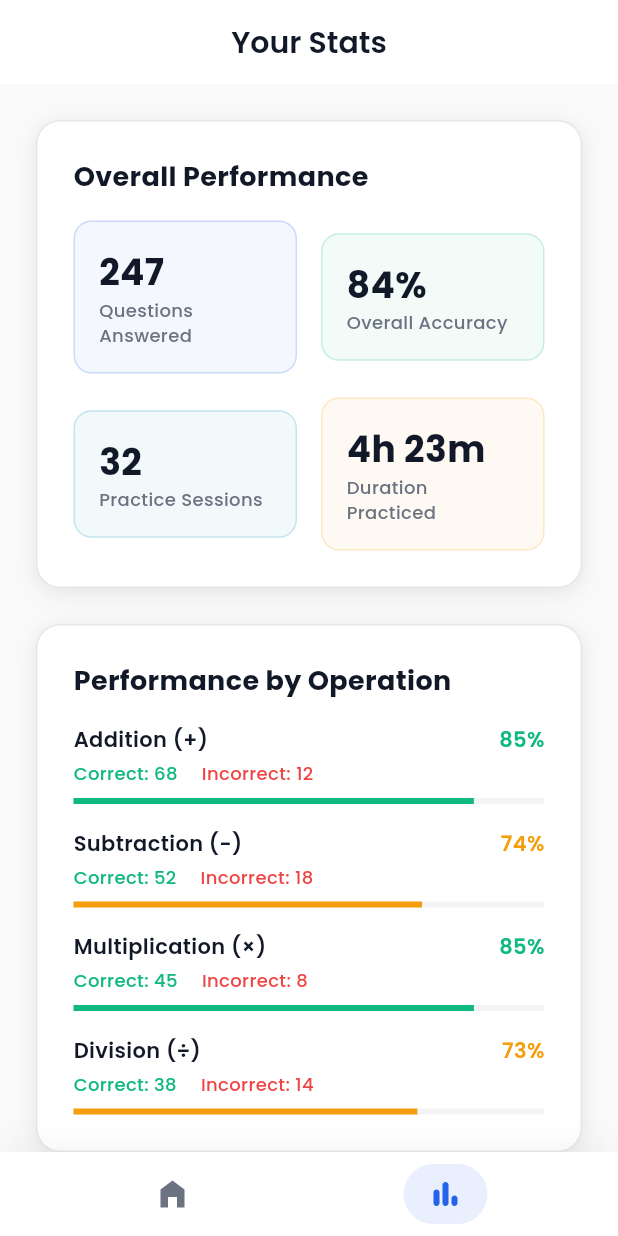
After one commit to prime-infinity/numeracy_app, a Flutter app: the Stats screen opened by its route, on a phone screen of 412 x 824 dp. The commit adds this screen. Run offline on Flutter 3.47's test engine with Material 3 defaults, Android fonts, the phone set to English and light mode, and no system bars; our stand-ins replace flutter_riverpod, go_router, google_fonts, riverpod_annotation; generated files the repository leaves out were written again.

Commit message:
added bottom nav bar with stats page

```diff
--- a/lib/main.dart
+++ b/lib/main.dart
@@ -5,6 +5,8 @@ import 'package:numeracy_app/models/operation.dart';
 import 'package:numeracy_app/screens/home/home.dart';
 import 'package:numeracy_app/screens/questions/question.dart';
 import 'package:numeracy_app/screens/splash/splash_screen.dart';
+import 'package:numeracy_app/screens/stats/stats.dart';
+import 'package:numeracy_app/screens/layout/main_layout.dart';
 import 'package:numeracy_app/theme.dart';
 
 void main() {
@@ -27,38 +29,48 @@ class MyApp extends StatelessWidget {
         builder: (context, state) => const SplashScreen(),
       ),
 
+      // Main Layout with Bottom Navigation
+      ShellRoute(
+        builder: (context, state, child) => MainLayout(child: child),
+        routes: [
           // Home Route
           GoRoute(
             path: '/home',
             builder: (context, state) => const Home(),
-        routes: [
+          ),
+
+          // Stats Route
           GoRoute(
-            path: 'questions',
+            path: '/stats',
+            builder: (context, state) => const Stats(),
+          ),
+        ],
+      ),
+
+      // Questions Route (outside of main layout)
+      GoRoute(
+        path: '/questions',
         builder: (context, state) {
           final range = state.uri.queryParameters['range'] ?? 'b';
           final operationsParam = state.uri.queryParameters['operations'];
 
           List<Operation> operations;
           if (operationsParam != null && operationsParam.isNotEmpty) {
-                // The operations are expected as a comma-separated list (e.g., "addition,subtraction")
             operations = operationsParam
                 .split(',')
                 .map((op) => OperationExtension.fromString(op))
                 .toList();
           } else {
-                // If no operations are provided, use all available operations.
             operations = Operation.values;
           }
 
           return Question(range: range, operations: operations);
         },
       ),
-        ],
-      ),
 
-      // Direct Questions Route (for navigation from splash)
+      // Nested Questions Route from Home
       GoRoute(
-        path: '/questions',
+        path: '/home/questions',
         builder: (context, state) {
           final range = state.uri.queryParameters['range'] ?? 'b';
           final operationsParam = state.uri.queryParameters['operations'];
--- /dev/null
+++ b/lib/screens/layout/main_layout.dart
@@ -0,0 +1,113 @@
+import 'package:flutter/material.dart';
+import 'package:go_router/go_router.dart';
+import 'package:numeracy_app/theme.dart';
+
+class MainLayout extends StatelessWidget {
+  final Widget child;
+
+  const MainLayout({super.key, required this.child});
+
+  int _getCurrentIndex(BuildContext context) {
+    final location = GoRouterState.of(context).uri.toString();
+    if (location.startsWith('/home')) return 0;
+    if (location.startsWith('/stats')) return 1;
+    return 0;
+  }
+
+  void _onTabTapped(BuildContext context, int index) {
+    switch (index) {
+      case 0:
+        context.go('/home');
+        break;
+      case 1:
+        context.go('/stats');
+        break;
+    }
+  }
+
+  @override
+  Widget build(BuildContext context) {
+    return Scaffold(
+      body: child,
+      bottomNavigationBar: Container(
+        decoration: BoxDecoration(
+          color: AppColors.surface,
+          boxShadow: [
+            BoxShadow(
+              color: Colors.black.withOpacity(0.05),
+              blurRadius: 20,
+              offset: const Offset(0, -2),
+            ),
+          ],
+        ),
+        child: SafeArea(
+          child: Padding(
+            padding: EdgeInsets.symmetric(
+              horizontal: AppDimensions.spacingL,
+              vertical: AppDimensions.spacingS,
+            ),
+            child: Row(
+              mainAxisAlignment: MainAxisAlignment.spaceAround,
+              children: [
+                _buildNavItem(
+                  context,
+                  index: 0,
+                  icon: Icons.home_filled,
+                  isSelected: _getCurrentIndex(context) == 0,
+                ),
+                _buildNavItem(
+                  context,
+                  index: 1,
+                  icon: Icons.bar_chart_rounded,
+                  isSelected: _getCurrentIndex(context) == 1,
+                ),
+              ],
+            ),
+          ),
+        ),
+      ),
+    );
+  }
+
+  Widget _buildNavItem(
+    BuildContext context, {
+    required int index,
+    required IconData icon,
+    required bool isSelected,
+  }) {
+    return GestureDetector(
+      onTap: () => _onTabTapped(context, index),
+      behavior: HitTestBehavior.opaque,
+      child: AnimatedContainer(
+        duration: const Duration(milliseconds: 200),
+        curve: Curves.easeInOut,
+        padding: EdgeInsets.symmetric(
+          horizontal: AppDimensions.spacingM,
+          vertical: AppDimensions.spacingS,
+        ),
+        decoration: BoxDecoration(
+          color: isSelected
+              ? AppColors.primaryColor.withOpacity(0.1)
+              : Colors.transparent,
+          borderRadius: BorderRadius.circular(AppDimensions.chipRadius),
+        ),
+        child: Column(
+          mainAxisSize: MainAxisSize.min,
+          children: [
+            AnimatedContainer(
+              duration: const Duration(milliseconds: 200),
+              curve: Curves.easeInOut,
+              child: Icon(
+                icon,
+                size: 24,
+                color: isSelected
+                    ? AppColors.primaryColor
+                    : AppColors.textSecondary,
+              ),
+            ),
+          ],
+        ),
+      ),
+    );
+  }
+}
--- /dev/null
+++ b/lib/screens/stats/stats.dart
@@ -0,0 +1,486 @@
+import 'package:flutter/material.dart';
+import 'package:google_fonts/google_fonts.dart';
+import 'package:numeracy_app/theme.dart';
+
+class Stats extends StatelessWidget {
+  const Stats({super.key});
+
+  @override
+  Widget build(BuildContext context) {
+    return Scaffold(
+      backgroundColor: AppColors.background,
+      appBar: AppBar(
+        backgroundColor: AppColors.surface,
+        foregroundColor: AppColors.textPrimary,
+        elevation: 0,
+        centerTitle: true,
+        automaticallyImplyLeading: false,
+        title: Text(
+          'Your Stats',
+          style: GoogleFonts.poppins(
+            fontSize: 20,
+            fontWeight: FontWeight.w600,
+            color: AppColors.textPrimary,
+          ),
+        ),
+      ),
+      body: SafeArea(
+        child: SingleChildScrollView(
+          child: Padding(
+            padding: EdgeInsets.all(AppDimensions.spacingL),
+            child: Column(
+              crossAxisAlignment: CrossAxisAlignment.start,
+              children: [
+                // Overall Stats Section
+                _buildOverallStatsSection(),
+                SizedBox(height: AppDimensions.spacingL),
+
+                // Performance by Operation Section
+                _buildOperationStatsSection(),
+                SizedBox(height: AppDimensions.spacingL),
+
+                // Achievement Section
+                _buildAchievementSection(),
+              ],
+            ),
+          ),
+        ),
+      ),
+    );
+  }
+
+  Widget _buildOverallStatsSection() {
+    return Container(
+      padding: EdgeInsets.all(AppDimensions.spacingL),
+      decoration: BoxDecoration(
+        color: AppColors.surface,
+        borderRadius: BorderRadius.circular(AppDimensions.cardRadius),
+        border: Border.all(
+          color: AppColors.borderColor,
+          width: 1,
+        ),
+        boxShadow: AppShadows.cardShadow,
+      ),
+      child: Column(
+        crossAxisAlignment: CrossAxisAlignment.start,
+        children: [
+          Text(
+            'Overall Performance',
+            style: GoogleFonts.poppins(
+              fontSize: 18,
+              fontWeight: FontWeight.bold,
+              color: AppColors.textPrimary,
+            ),
+          ),
+          SizedBox(height: AppDimensions.spacingM),
+          Row(
+            children: [
+              Expanded(
+                child: _buildStatCard(
+                  title: 'Questions Answered',
+                  value: '247',
+                  color: AppColors.primaryColor,
+                ),
+              ),
+              SizedBox(width: AppDimensions.spacingM),
+              Expanded(
+                child: _buildStatCard(
+                  title: 'Overall Accuracy',
+                  value: '84%',
+                  color: AppColors.successColor,
+                ),
+              ),
+            ],
+          ),
+          SizedBox(height: AppDimensions.spacingM),
+          Row(
+            children: [
+              Expanded(
+                child: _buildStatCard(
+                  title: 'Practice Sessions',
+                  value: '32',
+                  color: AppColors.secondaryColor,
+                ),
+              ),
+              SizedBox(width: AppDimensions.spacingM),
+              Expanded(
+                child: _buildStatCard(
+                  title: 'Duration Practiced',
+                  value: '4h 23m',
+                  color: AppColors.warningColor,
+                ),
+              ),
+            ],
+          ),
+        ],
+      ),
+    );
+  }
+
+  Widget _buildOperationStatsSection() {
+    return Container(
+      padding: EdgeInsets.all(AppDimensions.spacingL),
+      decoration: BoxDecoration(
+        color: AppColors.surface,
+        borderRadius: BorderRadius.circular(AppDimensions.cardRadius),
+        border: Border.all(
+          color: AppColors.borderColor,
+          width: 1,
+        ),
+        boxShadow: AppShadows.cardShadow,
+      ),
+      child: Column(
+        crossAxisAlignment: CrossAxisAlignment.start,
+        children: [
+          Text(
+            'Performance by Operation',
+            style: GoogleFonts.poppins(
+              fontSize: 18,
+              fontWeight: FontWeight.bold,
+              color: AppColors.textPrimary,
+            ),
+          ),
+          SizedBox(height: AppDimensions.spacingM),
+          _buildOperationStat(
+            operation: 'Addition (+)',
+            correct: 68,
+            incorrect: 12,
+            accuracy: 85,
+          ),
+          SizedBox(height: AppDimensions.spacingM),
+          _buildOperationStat(
+            operation: 'Subtraction (-)',
+            correct: 52,
+            incorrect: 18,
+            accuracy: 74,
+          ),
+          SizedBox(height: AppDimensions.spacingM),
+          _buildOperationStat(
+            operation: 'Multiplication (×)',
+            correct: 45,
+            incorrect: 8,
+            accuracy: 85,
+          ),
+          SizedBox(height: AppDimensions.spacingM),
+          _buildOperationStat(
+            operation: 'Division (÷)',
+            correct: 38,
+            incorrect: 14,
+            accuracy: 73,
+          ),
+        ],
+      ),
+    );
+  }
+
+  Widget _buildAchievementSection() {
+    return Container(
+      padding: EdgeInsets.all(AppDimensions.spacingL),
+      decoration: BoxDecoration(
+        color: AppColors.surface,
+        borderRadius: BorderRadius.circular(AppDimensions.cardRadius),
+        border: Border.all(
+          color: AppColors.borderColor,
+          width: 1,
+        ),
+        boxShadow: AppShadows.cardShadow,
+      ),
+      child: Column(
+        crossAxisAlignment: CrossAxisAlignment.start,
+        children: [
+          Text(
+            'Achievements',
+            style: GoogleFonts.poppins(
+              fontSize: 18,
+              fontWeight: FontWeight.bold,
+              color: AppColors.textPrimary,
+            ),
+          ),
+          SizedBox(height: AppDimensions.spacingM),
+          Row(
+            children: [
+              Expanded(
+                child: _buildAchievementBadge(
+                  title: 'Perfect Score',
+                  subtitle: 'Got 100% in a session',
+                  icon: Icons.emoji_events_rounded,
+                  color: AppColors.warningColor,
+                  earned: true,
+                ),
+              ),
+              SizedBox(width: AppDimensions.spacingM),
+              Expanded(
+                child: _buildAchievementBadge(
+                  title: 'Speed Master',
+                  subtitle: 'Answer 10 questions in 1 minute',
+                  icon: Icons.flash_on_rounded,
+                  color: AppColors.secondaryColor,
+                  earned: true,
+                ),
+              ),
+            ],
+          ),
+          SizedBox(height: AppDimensions.spacingM),
+          Row(
+            children: [
+              Expanded(
+                child: _buildAchievementBadge(
+                  title: 'Consistency',
+                  subtitle: 'Practice 7 days in a row',
+                  icon: Icons.calendar_today_rounded,
+                  color: AppColors.successColor,
+                  earned: false,
+                ),
+              ),
+              SizedBox(width: AppDimensions.spacingM),
+              Expanded(
+                child: _buildAchievementBadge(
+                  title: 'Math Wizard',
+                  subtitle: 'Answer 500 questions correctly',
+                  icon: Icons.auto_awesome_rounded,
+                  color: AppColors.primaryColor,
+                  earned: false,
+                ),
+              ),
+            ],
+          ),
+        ],
+      ),
+    );
+  }
+
+  Widget _buildStatCard({
+    required String title,
+    required String value,
+    required Color color,
+  }) {
+    return Container(
+      padding: EdgeInsets.all(AppDimensions.spacingM),
+      decoration: BoxDecoration(
+        color: color.withOpacity(0.05),
+        borderRadius: BorderRadius.circular(AppDimensions.containerRadius),
+        border: Border.all(
+          color: color.withOpacity(0.2),
+          width: 1,
+        ),
+      ),
+      child: Column(
+        crossAxisAlignment: CrossAxisAlignment.start,
+        children: [
+          Text(
+            value,
+            style: GoogleFonts.poppins(
+              fontSize: 24,
+              fontWeight: FontWeight.bold,
+              color: AppColors.textPrimary,
+            ),
+          ),
+          Text(
+            title,
+            style: GoogleFonts.poppins(
+              fontSize: 12,
+              fontWeight: FontWeight.w500,
+              color: AppColors.textSecondary,
+            ),
+          ),
+        ],
+      ),
+    );
+  }
+
+  Widget _buildOperationStat({
+    required String operation,
+    required int correct,
+    required int incorrect,
+    required int accuracy,
+  }) {
+    return Column(
+      crossAxisAlignment: CrossAxisAlignment.start,
+      children: [
+        Row(
+          mainAxisAlignment: MainAxisAlignment.spaceBetween,
+          children: [
+            Text(
+              operation,
+              style: GoogleFonts.poppins(
+                fontSize: 14,
+                fontWeight: FontWeight.w600,
+                color: AppColors.textPrimary,
+              ),
+            ),
+            Text(
+              '$accuracy%',
+              style: GoogleFonts.poppins(
+                fontSize: 14,
+                fontWeight: FontWeight.w600,
+                color: accuracy >= 80
+                    ? AppColors.successColor
+                    : accuracy >= 60
+                        ? AppColors.warningColor
+                        : AppColors.errorColor,
+              ),
+            ),
+          ],
+        ),
+        SizedBox(height: AppDimensions.spacingXS),
+        Row(
+          children: [
+            Text(
+              'Correct: $correct',
+              style: GoogleFonts.poppins(
+                fontSize: 12,
+                fontWeight: FontWeight.w500,
+                color: AppColors.successColor,
+              ),
+            ),
+            SizedBox(width: AppDimensions.spacingM),
+            Text(
+              'Incorrect: $incorrect',
+              style: GoogleFonts.poppins(
+                fontSize: 12,
+                fontWeight: FontWeight.w500,
+                color: AppColors.errorColor,
+              ),
+            ),
+          ],
+        ),
+        SizedBox(height: AppDimensions.spacingS),
+        LinearProgressIndicator(
+          value: accuracy / 100,
+          backgroundColor: AppColors.surfaceVariant,
+          valueColor: AlwaysStoppedAnimation<Color>(
+            accuracy >= 80
+                ? AppColors.successColor
+                : accuracy >= 60
+                    ? AppColors.warningColor
+                    : AppColors.errorColor,
+          ),
+        ),
+      ],
+    );
+  }
+
+  Widget _buildActivityItem({
+    required String title,
+    required String subtitle,
+    required String time,
+    required int accuracy,
+  }) {
+    return Row(
+      children: [
+        Container(
+          width: 40,
+          height: 40,
+          decoration: BoxDecoration(
+            color: AppColors.primaryAccent,
+            borderRadius: BorderRadius.circular(20),
+          ),
+          child: Icon(
+            Icons.psychology_rounded,
+            size: 20,
+            color: AppColors.primaryColor,
+          ),
+        ),
+        SizedBox(width: AppDimensions.spacingM),
+        Expanded(
+          child: Column(
+            crossAxisAlignment: CrossAxisAlignment.start,
+            children: [
+              Text(
+                title,
+                style: GoogleFonts.poppins(
+                  fontSize: 14,
+                  fontWeight: FontWeight.w600,
+                  color: AppColors.textPrimary,
+                ),
+              ),
+              Text(
+                subtitle,
+                style: GoogleFonts.poppins(
+                  fontSize: 12,
+                  fontWeight: FontWeight.w400,
+                  color: AppColors.textSecondary,
+                ),
+              ),
+            ],
+          ),
+        ),
+        Column(
+          crossAxisAlignment: CrossAxisAlignment.end,
+          children: [
+            Text(
+              '$accuracy%',
+              style: GoogleFonts.poppins(
+                fontSize: 12,
+                fontWeight: FontWeight.w600,
+                color: accuracy >= 80
+                    ? AppColors.successColor
+                    : AppColors.warningColor,
+              ),
+            ),
+            Text(
+              time,
+              style: GoogleFonts.poppins(
+                fontSize: 10,
+                fontWeight: FontWeight.w400,
+                color: AppColors.textTertiary,
+              ),
+            ),
+          ],
+        ),
+      ],
+    );
+  }
+
+  Widget _buildAchievementBadge({
+    required String title,
+    required String subtitle,
+    required IconData icon,
+    required Color color,
+    required bool earned,
+  }) {
+    return Container(
+      padding: EdgeInsets.all(AppDimensions.spacingM),
+      decoration: BoxDecoration(
+        color: earned
+            ? color.withOpacity(0.1)
+            : AppColors.surfaceVariant.withOpacity(0.5),
+        borderRadius: BorderRadius.circular(AppDimensions.containerRadius),
+        border: Border.all(
+          color: earned ? color.withOpacity(0.3) : AppColors.borderColor,
+          width: 1,
+        ),
+      ),
+      child: Column(
+        children: [
+          Icon(
+            icon,
+            size: 32,
+            color: earned ? color : AppColors.textTertiary,
+          ),
+          SizedBox(height: AppDimensions.spacingS),
+          Text(
+            title,
+            style: GoogleFonts.poppins(
+              fontSize: 12,
+              fontWeight: FontWeight.w600,
+              color: earned ? AppColors.textPrimary : AppColors.textTertiary,
+            ),
+            textAlign: TextAlign.center,
+          ),
+          Text(
+            subtitle,
+            style: GoogleFonts.poppins(
+              fontSize: 10,
+              fontWeight: FontWeight.w400,
+              color: earned ? AppColors.textSecondary : AppColors.textTertiary,
+            ),
+            textAlign: TextAlign.center,
+            maxLines: 2,
+            overflow: TextOverflow.ellipsis,
+          ),
+        ],
+      ),
+    );
+  }
+}
```
Lines whose indentation alone changed are shown as unchanged.
